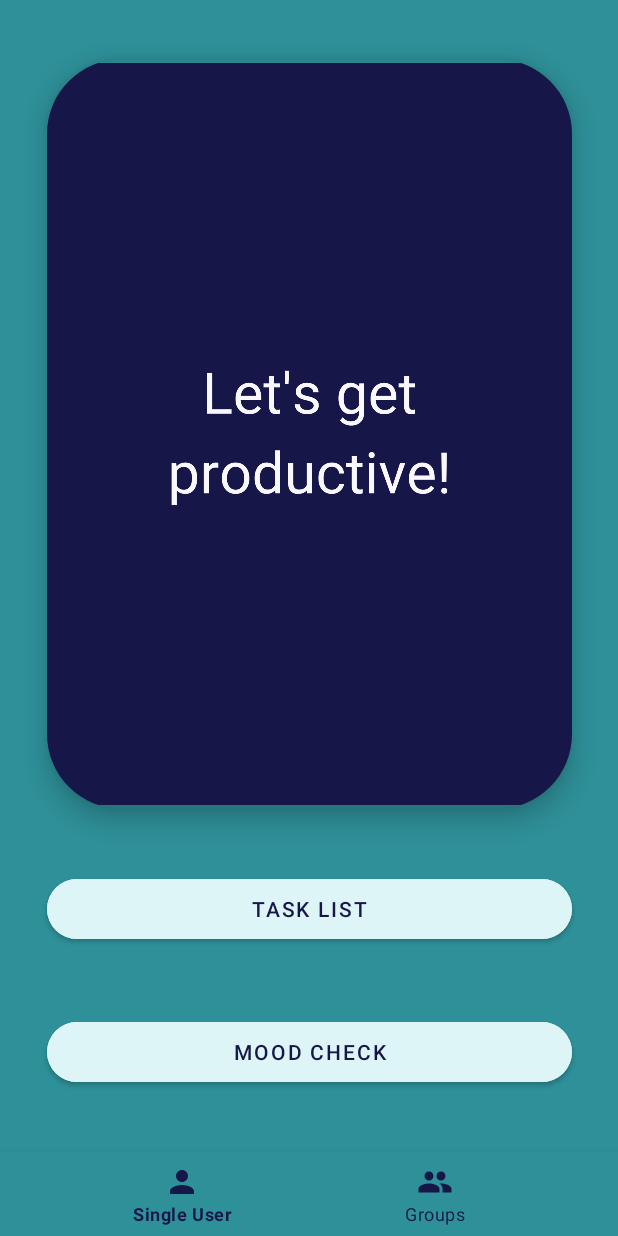
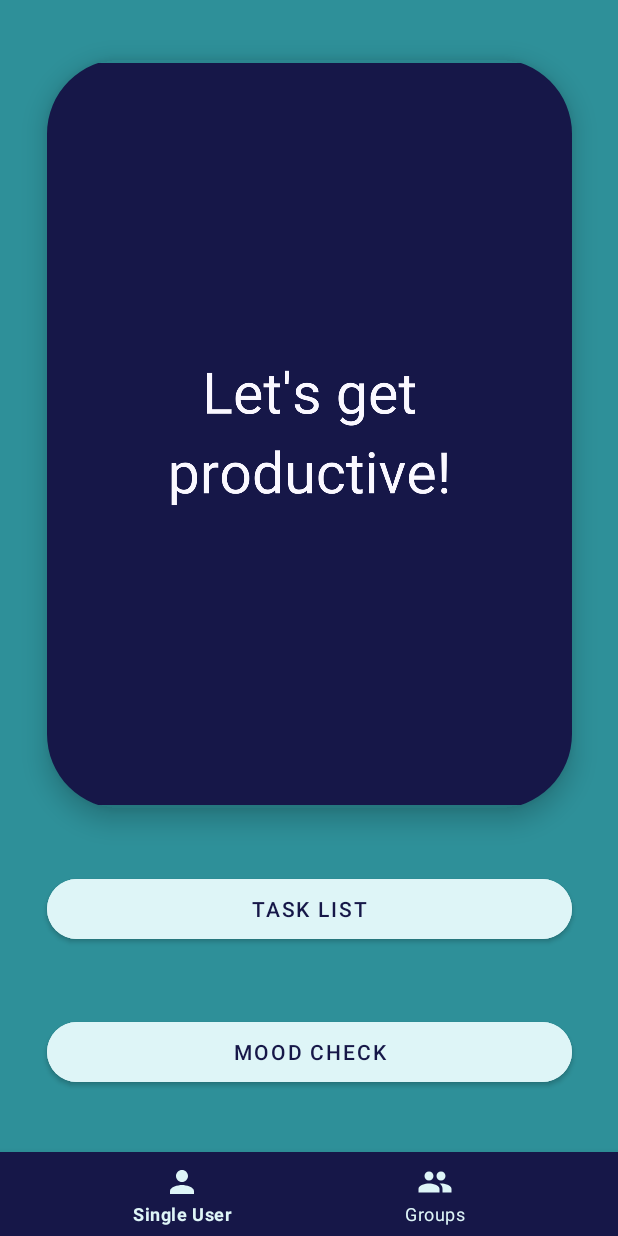
Before and after one commit to ambikabongirwar/Hora, an Android app: the screen it shows after launch (MainActivity), on a phone screen of 412 x 824 dp. Run offline under Robolectric (Android 15) with nearby library versions, the phone set to English and light mode, and no system bars; our stand-ins replace navigation-ui.

```diff
--- a/app/src/main/java/com/example/miniproject1/MainActivity.kt
+++ b/app/src/main/java/com/example/miniproject1/MainActivity.kt
@@ -1,17 +1,16 @@
 package com.example.miniproject1
 
-import android.nfc.Tag
 import androidx.appcompat.app.AppCompatActivity
 import android.os.Bundle
-import android.util.Log
 import android.view.View
 import androidx.navigation.findNavController
 import androidx.navigation.ui.setupWithNavController
 import com.google.android.material.bottomnavigation.BottomNavigationView
 
+@Suppress("DEPRECATED_IDENTITY_EQUALS", "DEPRECATION")
 class MainActivity : AppCompatActivity() {
 
-    val TAG = "MainActivity"
+
 
     override fun onCreate(savedInstanceState: Bundle?) {
         super.onCreate(savedInstanceState)
@@ -22,37 +21,23 @@ class MainActivity : AppCompatActivity() {
 
         bottomNav.setupWithNavController(fragmentContainer.findNavController())
 
-    }
+        hideDefaultNavBar()
 
-    override fun onStart() {
-        super.onStart()
-        Log.d(TAG, "onStart Called")
     }
 
     override fun onResume() {
         super.onResume()
-        Log.d(TAG, "onResume Called")
+        hideDefaultNavBar()
     }
 
-    override fun onPause() {
-        super.onPause()
-        Log.d(TAG, "onPause Called")
+    fun hideDefaultNavBar() {
+        this.getWindow().getDecorView().setSystemUiVisibility(
+            View.SYSTEM_UI_FLAG_FULLSCREEN or
+                    View.SYSTEM_UI_FLAG_HIDE_NAVIGATION or
+                    View.SYSTEM_UI_FLAG_IMMERSIVE_STICKY /*or
+                    View.SYSTEM_UI_FLAG_LAYOUT_HIDE_NAVIGATION or
+                    View.SYSTEM_UI_FLAG_LAYOUT_STABLE*/
+        )
     }
 
-    override fun onStop() {
-        super.onStop()
-        Log.d(TAG, "onStop Called")
-    }
-
-    override fun onDestroy() {
-        super.onDestroy()
-        Log.d(TAG, "onDestroy Called")
-    }
-
-    override fun onRestart() {
-        super.onRestart()
-        Log.d(TAG, "onRestart Called")
-    }
-
-
 }
--- a/app/src/main/java/com/example/miniproject1/singleUser/SingleUserFragment.kt
+++ b/app/src/main/java/com/example/miniproject1/singleUser/SingleUserFragment.kt
@@ -1,14 +1,11 @@
 package com.example.miniproject1.singleUser
 
-import android.content.Context
 import android.os.Bundle
-import android.util.Log
 import androidx.fragment.app.Fragment
 import android.view.LayoutInflater
 import android.view.View
 import android.view.ViewGroup
 import android.widget.Button
-import androidx.lifecycle.Lifecycle
 import androidx.navigation.NavController
 import androidx.navigation.Navigation
 import com.example.miniproject1.R
@@ -16,18 +13,6 @@ import com.example.miniproject1.R
 class SingleUserFragment : Fragment(), View.OnClickListener {
 
     var navController: NavController? = null
-    val TAG = "MainActivity"
-    override fun getLifecycle(): Lifecycle {
-        val lc = super.getLifecycle()
-        Log.d(TAG, "LifeCycle method"+lc.toString())
-        return lc
-    }
-
-    override fun onViewStateRestored(savedInstanceState: Bundle?) {
-        super.onViewStateRestored(savedInstanceState)
-        Log.d(TAG, "On view state restored")
-
-    }
 
     override fun onCreateView(
         inflater: LayoutInflater, container: ViewGroup?,
@@ -50,9 +35,4 @@ class SingleUserFragment : Fragment(), View.OnClickListener {
             R.id.buttonRedirectToMoodCheck -> navController!!.navigate(R.id.action_singleUserFragment_to_moodCheckFragment)
         }
     }
-
-    override fun onAttach(context: Context) {
-        super.onAttach(context)
-        Log.d(TAG, "on Attach fragment")
-    }
 }
--- a/app/src/main/res/layout/activity_main.xml
+++ b/app/src/main/res/layout/activity_main.xml
@@ -2,6 +2,7 @@
 <androidx.constraintlayout.widget.ConstraintLayout xmlns:android="http://schemas.android.com/apk/res/android"
     xmlns:app="http://schemas.android.com/apk/res-auto"
     xmlns:tools="http://schemas.android.com/tools"
+    android:id="@+id/main_activity_layout"
     android:layout_width="match_parent"
     android:layout_height="match_parent"
     tools:context=".MainActivity">
@@ -11,9 +12,6 @@
         android:layout_width="0dp"
         android:layout_height="56dp"
         style="@style/BottomNavigation"
-        app:circularflow_radiusInDP="20dp"
-        app:layout_constraintCircleRadius="20dp"
-        android:backgroundTint="@color/dark_blue"
         app:layout_constraintBottom_toBottomOf="parent"
         app:layout_constraintEnd_toEndOf="parent"
         app:layout_constraintStart_toStartOf="parent"
--- a/app/src/main/res/values/styles.xml
+++ b/app/src/main/res/values/styles.xml
@@ -7,9 +7,9 @@
     </style>
 
     <style name="BottomNavigation">
-        <item name="android:background">@color/dark_blue</item>
-        <item name="itemIconTint">@color/purple_baseline</item>
-        <item name="itemTextColor">@color/purple_baseline</item>
+        <item name="android:background">@color/purple_baseline</item>
+        <item name="itemIconTint">@color/light_blue</item>
+        <item name="itemTextColor">@color/light_blue</item>
 
     </style>
 </resources>
--- a/app/src/main/res/values/themes.xml
+++ b/app/src/main/res/values/themes.xml
@@ -2,8 +2,10 @@
     <!-- Base application theme. -->
     <style name="Theme.MiniProject1" parent="Theme.MaterialComponents.DayNight.NoActionBar">
         <!-- Primary brand color. -->
+
         <item name="colorPrimary">@color/purple_500</item>
-        <item name="colorPrimaryVariant">@color/purple_700</item>
+        <item name="colorPrimaryVariant">@color/purple_baseline</item>
+        <!--<item name="colorPrimaryVariant">@color/purple_700</item>-->
         <item name="colorOnPrimary">@color/white</item>
         <!-- Secondary brand color. -->
         <item name="colorSecondary">@color/teal_200</item>
```
